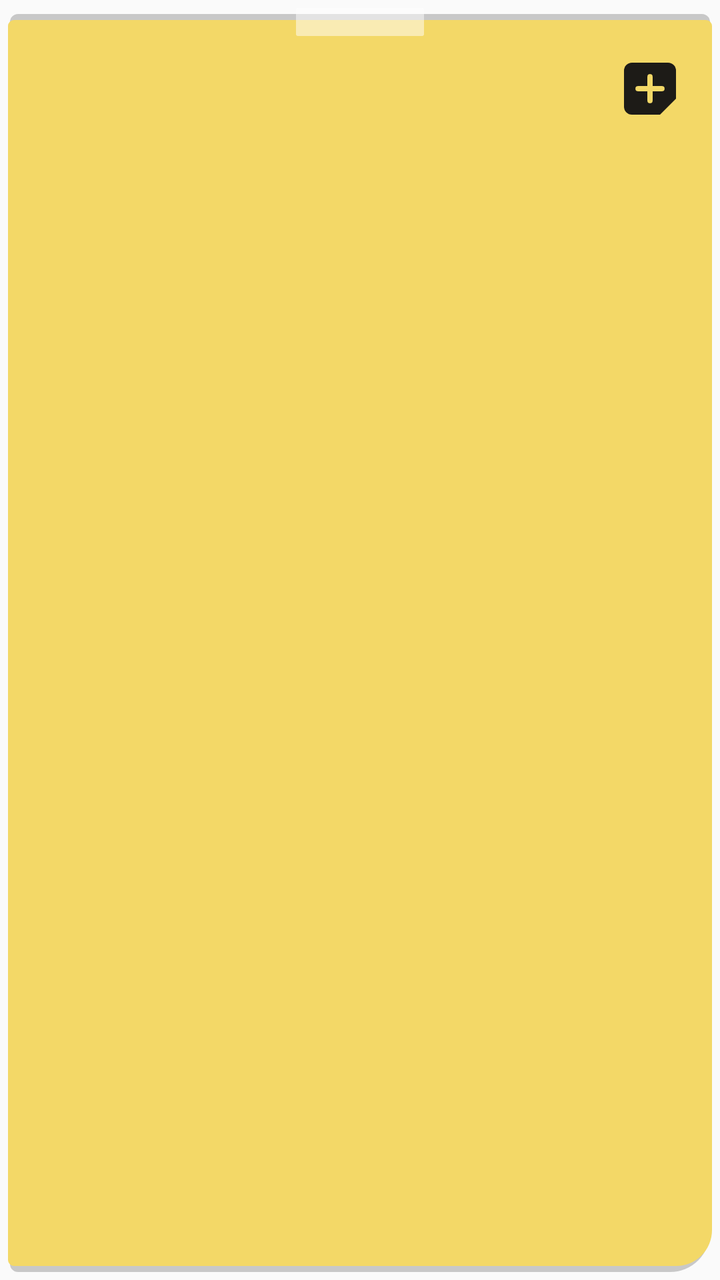
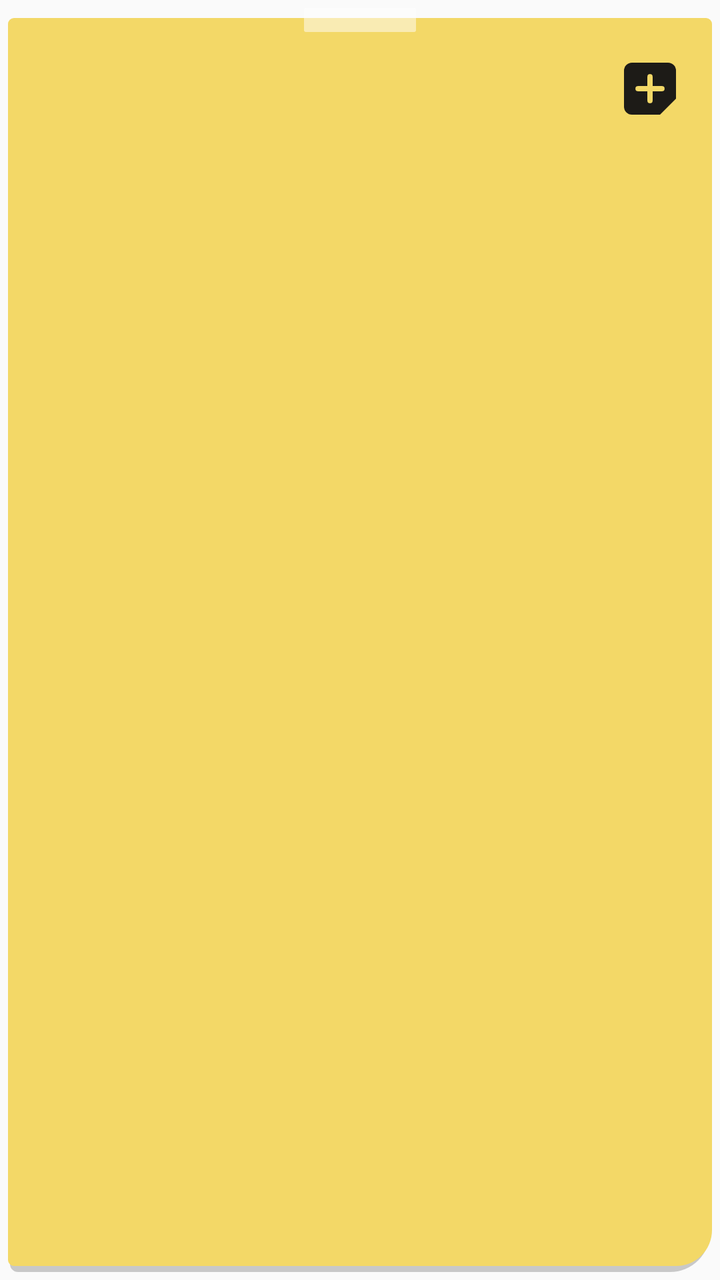

Two renders of the same Android screen: before a commit and after it. Below are the layout's source before the change and the commit's diff.
<!-- AndroidManifest.xml: application theme AppTheme -->
<!-- res/layout/widget_today.xml -->
<?xml version="1.0" encoding="utf-8"?>
<FrameLayout xmlns:android="http://schemas.android.com/apk/res/android" android:id="@+id/root" android:layout_width="match_parent" android:layout_height="match_parent" android:padding="4dp">
    <LinearLayout android:layout_width="match_parent" android:layout_height="match_parent" android:orientation="vertical" android:background="@drawable/widget_sticky" android:paddingStart="16dp" android:paddingEnd="12dp" android:paddingTop="18dp" android:paddingBottom="12dp">
        <LinearLayout android:layout_width="match_parent" android:layout_height="wrap_content" android:orientation="horizontal" android:gravity="center_vertical">
            <LinearLayout android:layout_width="0dp" android:layout_height="wrap_content" android:layout_weight="1" android:orientation="vertical">
                <TextView android:id="@+id/date" android:layout_width="wrap_content" android:layout_height="wrap_content" android:fontFamily="@font/caveat_bold" android:textColor="#1D1B17" android:textSize="24sp" android:includeFontPadding="false" android:maxLines="1" />
                <TextView android:id="@+id/count" android:layout_width="wrap_content" android:layout_height="wrap_content" android:textColor="#736C5B" android:textSize="12sp" />
            </LinearLayout>
            <ImageView android:id="@+id/add" android:layout_width="38dp" android:layout_height="38dp" android:padding="2dp" android:src="@drawable/widget_add" android:contentDescription="@string/widget_new_note" />
        </LinearLayout>
        <TextView android:id="@+id/empty" android:layout_width="match_parent" android:layout_height="wrap_content" android:layout_marginTop="10dp" android:textColor="#4B4639" android:textSize="14sp" android:visibility="gone" />
        <LinearLayout android:layout_width="match_parent" android:layout_height="wrap_content" android:orientation="vertical" android:layout_marginTop="6dp">
        <LinearLayout android:id="@+id/task1" android:layout_width="match_parent" android:layout_height="wrap_content" android:orientation="horizontal" android:gravity="center_vertical" android:paddingTop="5dp" android:paddingBottom="5dp" android:visibility="gone">
            <ImageView android:layout_width="16dp" android:layout_height="16dp" android:src="@drawable/widget_box" android:contentDescription="@null" />
            <TextView android:id="@+id/task1_text" android:layout_width="0dp" android:layout_height="wrap_content" android:layout_weight="1" android:layout_marginStart="9dp" android:textColor="#1D1B17" android:textSize="14sp" android:maxLines="1" android:ellipsize="end" />
            <TextView android:id="@+id/task1_due" android:layout_width="wrap_content" android:layout_height="wrap_content" android:layout_marginStart="8dp" android:textColor="#2B4BD8" android:textSize="11sp" android:textStyle="bold" />
        </LinearLayout>
        <LinearLayout android:id="@+id/task2" android:layout_width="match_parent" android:layout_height="wrap_content" android:orientation="horizontal" android:gravity="center_vertical" android:paddingTop="5dp" android:paddingBottom="5dp" android:visibility="gone">
            <ImageView android:layout_width="16dp" android:layout_height="16dp" android:src="@drawable/widget_box" android:contentDescription="@null" />
            <TextView android:id="@+id/task2_text" android:layout_width="0dp" android:layout_height="wrap_content" android:layout_weight="1" android:layout_marginStart="9dp" android:textColor="#1D1B17" android:textSize="14sp" android:maxLines="1" android:ellipsize="end" />
            <TextView android:id="@+id/task2_due" android:layout_width="wrap_content" android:layout_height="wrap_content" android:layout_marginStart="8dp" android:textColor="#2B4BD8" android:textSize="11sp" android:textStyle="bold" />
        </LinearLayout>
        <LinearLayout android:id="@+id/task3" android:layout_width="match_parent" android:layout_height="wrap_content" android:orientation="horizontal" android:gravity="center_vertical" android:paddingTop="5dp" android:paddingBottom="5dp" android:visibility="gone">
            <ImageView android:layout_width="16dp" android:layout_height="16dp" android:src="@drawable/widget_box" android:contentDescription="@null" />
            <TextView android:id="@+id/task3_text" android:layout_width="0dp" android:layout_height="wrap_content" android:layout_weight="1" android:layout_marginStart="9dp" android:textColor="#1D1B17" android:textSize="14sp" android:maxLines="1" android:ellipsize="end" />
            <TextView android:id="@+id/task3_due" android:layout_width="wrap_content" android:layout_height="wrap_content" android:layout_marginStart="8dp" android:textColor="#2B4BD8" android:textSize="11sp" android:textStyle="bold" />
        </LinearLayout>
        <LinearLayout android:id="@+id/task4" android:layout_width="match_parent" android:layout_height="wrap_content" android:orientation="horizontal" android:gravity="center_vertical" android:paddingTop="5dp" android:paddingBottom="5dp" android:visibility="gone">
            <ImageView android:layout_width="16dp" android:layout_height="16dp" android:src="@drawable/widget_box" android:contentDescription="@null" />
            <TextView android:id="@+id/task4_text" android:layout_width="0dp" android:layout_height="wrap_content" android:layout_weight="1" android:layout_marginStart="9dp" android:textColor="#1D1B17" android:textSize="14sp" android:maxLines="1" android:ellipsize="end" />
            <TextView android:id="@+id/task4_due" android:layout_width="wrap_content" android:layout_height="wrap_content" android:layout_marginStart="8dp" android:textColor="#2B4BD8" android:textSize="11sp" android:textStyle="bold" />
        </LinearLayout>
        <LinearLayout android:id="@+id/task5" android:layout_width="match_parent" android:layout_height="wrap_content" android:orientation="horizontal" android:gravity="center_vertical" android:paddingTop="5dp" android:paddingBottom="5dp" android:visibility="gone">
            <ImageView android:layout_width="16dp" android:layout_height="16dp" android:src="@drawable/widget_box" android:contentDescription="@null" />
            <TextView android:id="@+id/task5_text" android:layout_width="0dp" android:layout_height="wrap_content" android:layout_weight="1" android:layout_marginStart="9dp" android:textColor="#1D1B17" android:textSize="14sp" android:maxLines="1" android:ellipsize="end" />
            <TextView android:id="@+id/task5_due" android:layout_width="wrap_content" android:layout_height="wrap_content" android:layout_marginStart="8dp" android:textColor="#2B4BD8" android:textSize="11sp" android:textStyle="bold" />
        </LinearLayout>
        </LinearLayout>
    </LinearLayout>
</FrameLayout>
<!-- resources referenced by this layout -->
<resources>
  <!-- drawable widget_add (drawable) -->
  <?xml version="1.0" encoding="utf-8"?>
  <vector xmlns:android="http://schemas.android.com/apk/res/android" android:width="34dp" android:height="34dp" android:viewportWidth="34" android:viewportHeight="34">
      <path android:fillColor="#1D1B17" android:pathData="M8,4h18a4,4 0,0 1,4,4v14l-8,8h-14a4,4 0,0 1,-4,-4v-18a4,4 0,0 1,4,-4z" />
      <path android:strokeColor="#F3D867" android:strokeWidth="2.6" android:strokeLineCap="round" android:pathData="M17,11v12M11,17h12" />
  </vector>
  <!-- drawable widget_box (drawable) -->
  <?xml version="1.0" encoding="utf-8"?>
  <vector xmlns:android="http://schemas.android.com/apk/res/android" android:width="16dp" android:height="16dp" android:viewportWidth="16" android:viewportHeight="16">
      <path android:strokeColor="#736C5B" android:strokeWidth="1.6" android:pathData="M4.5,1.8h7a2.7,2.7 0,0 1,2.7,2.7v7a2.7,2.7 0,0 1,-2.7,2.7h-7a2.7,2.7 0,0 1,-2.7,-2.7v-7a2.7,2.7 0,0 1,2.7,-2.7z" />
  </vector>
  <!-- drawable widget_sticky (drawable) -->
  <?xml version="1.0" encoding="utf-8"?>
  <layer-list xmlns:android="http://schemas.android.com/apk/res/android">
      <item android:top="3dp" android:left="1dp" android:right="1dp" android:bottom="0dp">
          <shape android:shape="rectangle">
              <solid android:color="#33000000" />
              <corners android:topLeftRadius="4dp" android:topRightRadius="4dp" android:bottomLeftRadius="4dp" android:bottomRightRadius="20dp" />
          </shape>
      </item>
      <item android:top="6dp" android:bottom="3dp">
          <shape android:shape="rectangle">
              <solid android:color="#F3D867" />
              <corners android:topLeftRadius="3dp" android:topRightRadius="3dp" android:bottomLeftRadius="3dp" android:bottomRightRadius="18dp" />
          </shape>
      </item>
      <item android:width="64dp" android:height="14dp" android:gravity="top|center_horizontal">
          <shape android:shape="rectangle">
              <solid android:color="#80FFFFFF" />
              <corners android:radius="1dp" />
          </shape>
      </item>
  </layer-list>
  <string name="widget_new_note">Ny note</string>
  <style name="AppTheme" parent="Theme.AppCompat.Light.DarkActionBar">
          
          <item name="colorPrimary">@color/colorPrimary</item>
          <item name="colorPrimaryDark">@color/colorPrimaryDark</item>
          <item name="colorAccent">@color/colorAccent</item>
      </style>
</resources>

<!-- the commit's change to res/layout/widget_today.xml (unified diff, before → after) -->
@@ -10,29 +10,29 @@
         </LinearLayout>
         <TextView android:id="@+id/empty" android:layout_width="match_parent" android:layout_height="wrap_content" android:layout_marginTop="10dp" android:textColor="#4B4639" android:textSize="14sp" android:visibility="gone" />
         <LinearLayout android:layout_width="match_parent" android:layout_height="wrap_content" android:orientation="vertical" android:layout_marginTop="6dp">
-        <LinearLayout android:id="@+id/task1" android:layout_width="match_parent" android:layout_height="wrap_content" android:orientation="horizontal" android:gravity="center_vertical" android:paddingTop="5dp" android:paddingBottom="5dp" android:visibility="gone">
-            <ImageView android:layout_width="16dp" android:layout_height="16dp" android:src="@drawable/widget_box" android:contentDescription="@null" />
-            <TextView android:id="@+id/task1_text" android:layout_width="0dp" android:layout_height="wrap_content" android:layout_weight="1" android:layout_marginStart="9dp" android:textColor="#1D1B17" android:textSize="14sp" android:maxLines="1" android:ellipsize="end" />
+        <LinearLayout android:id="@+id/task1" android:layout_width="match_parent" android:layout_height="wrap_content" android:orientation="horizontal" android:gravity="center_vertical" android:paddingTop="1dp" android:paddingBottom="1dp" android:visibility="gone">
+            <ImageView android:id="@+id/task1_box" android:layout_width="30dp" android:layout_height="30dp" android:padding="7dp" android:layout_marginStart="-7dp" android:src="@drawable/widget_box" android:contentDescription="@string/widget_check" />
+            <TextView android:id="@+id/task1_text" android:layout_width="0dp" android:layout_height="wrap_content" android:layout_weight="1" android:layout_marginStart="2dp" android:textColor="#1D1B17" android:textSize="14sp" android:maxLines="1" android:ellipsize="end" />
             <TextView android:id="@+id/task1_due" android:layout_width="wrap_content" android:layout_height="wrap_content" android:layout_marginStart="8dp" android:textColor="#2B4BD8" android:textSize="11sp" android:textStyle="bold" />
         </LinearLayout>
-        <LinearLayout android:id="@+id/task2" android:layout_width="match_parent" android:layout_height="wrap_content" android:orientation="horizontal" android:gravity="center_vertical" android:paddingTop="5dp" android:paddingBottom="5dp" android:visibility="gone">
-            <ImageView android:layout_width="16dp" android:layout_height="16dp" android:src="@drawable/widget_box" android:contentDescription="@null" />
-            <TextView android:id="@+id/task2_text" android:layout_width="0dp" android:layout_height="wrap_content" android:layout_weight="1" android:layout_marginStart="9dp" android:textColor="#1D1B17" android:textSize="14sp" android:maxLines="1" android:ellipsize="end" />
+        <LinearLayout android:id="@+id/task2" android:layout_width="match_parent" android:layout_height="wrap_content" android:orientation="horizontal" android:gravity="center_vertical" android:paddingTop="1dp" android:paddingBottom="1dp" android:visibility="gone">
+            <ImageView android:id="@+id/task2_box" android:layout_width="30dp" android:layout_height="30dp" android:padding="7dp" android:layout_marginStart="-7dp" android:src="@drawable/widget_box" android:contentDescription="@string/widget_check" />
+            <TextView android:id="@+id/task2_text" android:layout_width="0dp" android:layout_height="wrap_content" android:layout_weight="1" android:layout_marginStart="2dp" android:textColor="#1D1B17" android:textSize="14sp" android:maxLines="1" android:ellipsize="end" />
             <TextView android:id="@+id/task2_due" android:layout_width="wrap_content" android:layout_height="wrap_content" android:layout_marginStart="8dp" android:textColor="#2B4BD8" android:textSize="11sp" android:textStyle="bold" />
         </LinearLayout>
-        <LinearLayout android:id="@+id/task3" android:layout_width="match_parent" android:layout_height="wrap_content" android:orientation="horizontal" android:gravity="center_vertical" android:paddingTop="5dp" android:paddingBottom="5dp" android:visibility="gone">
-            <ImageView android:layout_width="16dp" android:layout_height="16dp" android:src="@drawable/widget_box" android:contentDescription="@null" />
-            <TextView android:id="@+id/task3_text" android:layout_width="0dp" android:layout_height="wrap_content" android:layout_weight="1" android:layout_marginStart="9dp" android:textColor="#1D1B17" android:textSize="14sp" android:maxLines="1" android:ellipsize="end" />
+        <LinearLayout android:id="@+id/task3" android:layout_width="match_parent" android:layout_height="wrap_content" android:orientation="horizontal" android:gravity="center_vertical" android:paddingTop="1dp" android:paddingBottom="1dp" android:visibility="gone">
+            <ImageView android:id="@+id/task3_box" android:layout_width="30dp" android:layout_height="30dp" android:padding="7dp" android:layout_marginStart="-7dp" android:src="@drawable/widget_box" android:contentDescription="@string/widget_check" />
+            <TextView android:id="@+id/task3_text" android:layout_width="0dp" android:layout_height="wrap_content" android:layout_weight="1" android:layout_marginStart="2dp" android:textColor="#1D1B17" android:textSize="14sp" android:maxLines="1" android:ellipsize="end" />
             <TextView android:id="@+id/task3_due" android:layout_width="wrap_content" android:layout_height="wrap_content" android:layout_marginStart="8dp" android:textColor="#2B4BD8" android:textSize="11sp" android:textStyle="bold" />
         </LinearLayout>
-        <LinearLayout android:id="@+id/task4" android:layout_width="match_parent" android:layout_height="wrap_content" android:orientation="horizontal" android:gravity="center_vertical" android:paddingTop="5dp" android:paddingBottom="5dp" android:visibility="gone">
-            <ImageView android:layout_width="16dp" android:layout_height="16dp" android:src="@drawable/widget_box" android:contentDescription="@null" />
-            <TextView android:id="@+id/task4_text" android:layout_width="0dp" android:layout_height="wrap_content" android:layout_weight="1" android:layout_marginStart="9dp" android:textColor="#1D1B17" android:textSize="14sp" android:maxLines="1" android:ellipsize="end" />
+        <LinearLayout android:id="@+id/task4" android:layout_width="match_parent" android:layout_height="wrap_content" android:orientation="horizontal" android:gravity="center_vertical" android:paddingTop="1dp" android:paddingBottom="1dp" android:visibility="gone">
+            <ImageView android:id="@+id/task4_box" android:layout_width="30dp" android:layout_height="30dp" android:padding="7dp" android:layout_marginStart="-7dp" android:src="@drawable/widget_box" android:contentDescription="@string/widget_check" />
+            <TextView android:id="@+id/task4_text" android:layout_width="0dp" android:layout_height="wrap_content" android:layout_weight="1" android:layout_marginStart="2dp" android:textColor="#1D1B17" android:textSize="14sp" android:maxLines="1" android:ellipsize="end" />
             <TextView android:id="@+id/task4_due" android:layout_width="wrap_content" android:layout_height="wrap_content" android:layout_marginStart="8dp" android:textColor="#2B4BD8" android:textSize="11sp" android:textStyle="bold" />
         </LinearLayout>
-        <LinearLayout android:id="@+id/task5" android:layout_width="match_parent" android:layout_height="wrap_content" android:orientation="horizontal" android:gravity="center_vertical" android:paddingTop="5dp" android:paddingBottom="5dp" android:visibility="gone">
-            <ImageView android:layout_width="16dp" android:layout_height="16dp" android:src="@drawable/widget_box" android:contentDescription="@null" />
-            <TextView android:id="@+id/task5_text" android:layout_width="0dp" android:layout_height="wrap_content" android:layout_weight="1" android:layout_marginStart="9dp" android:textColor="#1D1B17" android:textSize="14sp" android:maxLines="1" android:ellipsize="end" />
+        <LinearLayout android:id="@+id/task5" android:layout_width="match_parent" android:layout_height="wrap_content" android:orientation="horizontal" android:gravity="center_vertical" android:paddingTop="1dp" android:paddingBottom="1dp" android:visibility="gone">
+            <ImageView android:id="@+id/task5_box" android:layout_width="30dp" android:layout_height="30dp" android:padding="7dp" android:layout_marginStart="-7dp" android:src="@drawable/widget_box" android:contentDescription="@string/widget_check" />
+            <TextView android:id="@+id/task5_text" android:layout_width="0dp" android:layout_height="wrap_content" android:layout_weight="1" android:layout_marginStart="2dp" android:textColor="#1D1B17" android:textSize="14sp" android:maxLines="1" android:ellipsize="end" />
             <TextView android:id="@+id/task5_due" android:layout_width="wrap_content" android:layout_height="wrap_content" android:layout_marginStart="8dp" android:textColor="#2B4BD8" android:textSize="11sp" android:textStyle="bold" />
         </LinearLayout>
         </LinearLayout>
<!-- resource entries referenced after the edit -->
@@ -14,25 +14,19 @@
   <!-- drawable widget_sticky (drawable) -->
   <?xml version="1.0" encoding="utf-8"?>
   <layer-list xmlns:android="http://schemas.android.com/apk/res/android">
-      <item android:top="3dp" android:left="1dp" android:right="1dp" android:bottom="0dp">
-          <shape android:shape="rectangle">
-              <solid android:color="#33000000" />
-              <corners android:topLeftRadius="4dp" android:topRightRadius="4dp" android:bottomLeftRadius="4dp" android:bottomRightRadius="20dp" />
-          </shape>
+      <item android:top="8dp" android:left="1dp" android:right="1dp">
+          <shape android:shape="rectangle"><solid android:color="#33000000" />
+              <corners android:topLeftRadius="4dp" android:topRightRadius="4dp" android:bottomLeftRadius="4dp" android:bottomRightRadius="20dp" /></shape>
       </item>
-      <item android:top="6dp" android:bottom="3dp">
-          <shape android:shape="rectangle">
-              <solid android:color="#F3D867" />
-              <corners android:topLeftRadius="3dp" android:topRightRadius="3dp" android:bottomLeftRadius="3dp" android:bottomRightRadius="18dp" />
-          </shape>
+      <item android:top="5dp" android:bottom="3dp">
+          <shape android:shape="rectangle"><solid android:color="#F3D867" />
+              <corners android:topLeftRadius="3dp" android:topRightRadius="3dp" android:bottomLeftRadius="3dp" android:bottomRightRadius="18dp" /></shape>
       </item>
-      <item android:width="64dp" android:height="14dp" android:gravity="top|center_horizontal">
-          <shape android:shape="rectangle">
-              <solid android:color="#80FFFFFF" />
-              <corners android:radius="1dp" />
-          </shape>
+      <item android:width="56dp" android:height="12dp" android:gravity="top|center_horizontal">
+          <shape android:shape="rectangle"><solid android:color="#80FFFFFF" /><corners android:radius="1dp" /></shape>
       </item>
   </layer-list>
+  <string name="widget_check">Markér som udført</string>
   <string name="widget_new_note">Ny note</string>
   <style name="AppTheme" parent="Theme.AppCompat.Light.DarkActionBar">
           
